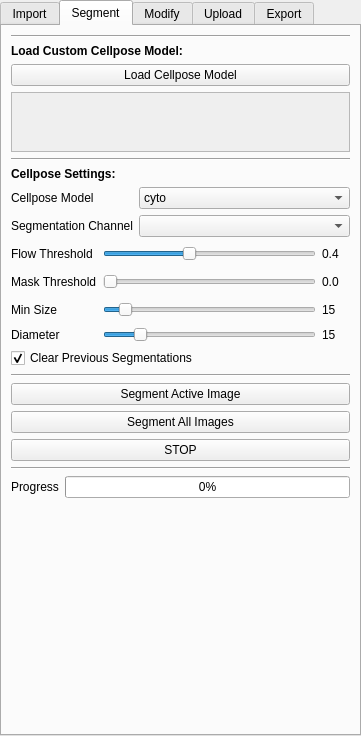
The window that src/napari_akseg/akseg_ui.ui (piedrro/napari-akseg) describes before a commit, drawn with Qt 5.
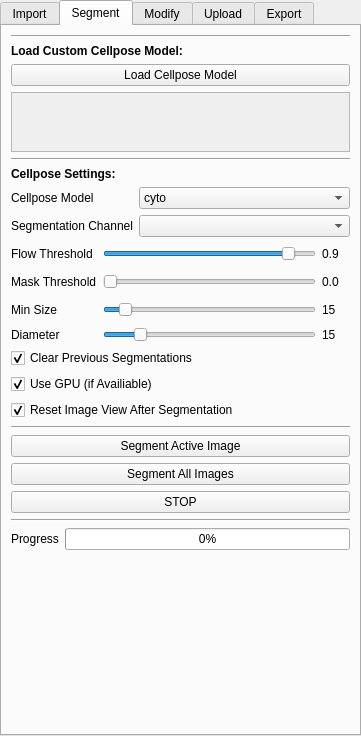
The same window after the commit. The open tabs and pages were chosen to show the change.

Commit message: Added Segment Active function and other Cellpose QOL tweaks

Diff of the .ui file:
```diff
--- a/src/napari_akseg/akseg_ui.ui
+++ b/src/napari_akseg/akseg_ui.ui
@@ -586,7 +586,7 @@
          </size>
         </property>
         <property name="text">
-         <string>0.4</string>
+         <string>0.9</string>
         </property>
        </widget>
       </item>
@@ -602,7 +602,7 @@
          <number>10</number>
         </property>
         <property name="sliderPosition">
-         <number>40</number>
+         <number>90</number>
         </property>
         <property name="orientation">
          <enum>Qt::Horizontal</enum>
@@ -742,6 +742,26 @@
       </property>
      </widget>
     </item>
+    <item>
+     <widget class="QCheckBox" name="cellpose_usegpu">
+      <property name="text">
+       <string>Use GPU (if Availiable)</string>
+      </property>
+      <property name="checked">
+       <bool>true</bool>
+      </property>
+     </widget>
+    </item>
+    <item>
+     <widget class="QCheckBox" name="cellpose_resetimage">
+      <property name="text">
+       <string>Reset Image View After Segmentation</string>
+      </property>
+      <property name="checked">
+       <bool>true</bool>
+      </property>
+     </widget>
+    </item>
     <item>
      <widget class="Line" name="line_6">
       <property name="orientation">
```
Left out of the diff: 10 changed lines with no effect on the pictures. The commit also changes 3 other files.
